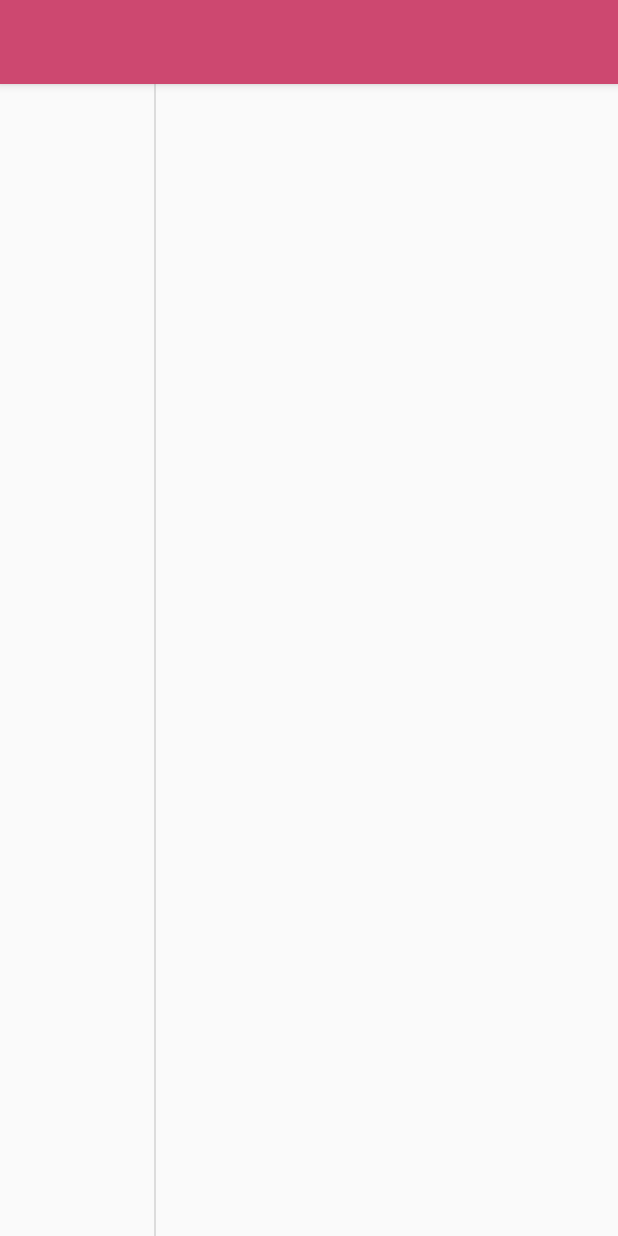
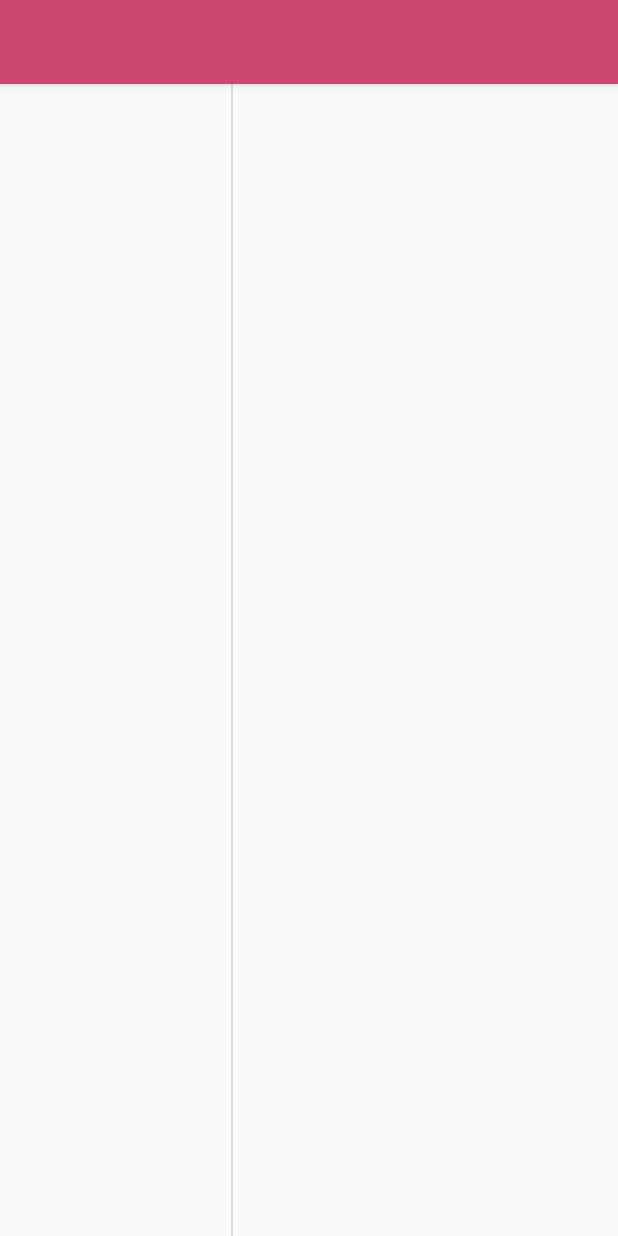
Before and after one commit to danielss24/DADM_4, an Android app: the layout activity_twopane.xml on its own in the app's theme, with its tools: preview values and no code run, on a phone screen of 412 x 824 dp. Run offline under Robolectric (Android 15) with nearby library versions, the phone set to English and light mode, and no system bars.

Commit message:
Probando Nexus 7

```diff
--- a/app/src/main/java/com/example/cuatroenraya/model/JugadorConecta4.kt
+++ b/app/src/main/java/com/example/cuatroenraya/model/JugadorConecta4.kt
@@ -1,5 +1,6 @@
 package com.example.cuatroenraya.model
 
+import android.app.Application
 import android.preference.PreferenceManager
 import java.io.File
 import android.support.design.widget.Snackbar
@@ -43,7 +44,7 @@ constructor(private val nombre: String) : ERView.OnPlayListener, Jugador {
         if (this.game.getJugador(this.game.tablero.turno).nombre.equals(this.nombre)){
             game.realizaAccion(AccionMover(this, m))
         } else{
-            throw Exception("No te toca a ti")
+            throw Exception("No es tu turno")
         }
 
     }
--- a/app/src/main/res/layout/activity_twopane.xml
+++ b/app/src/main/res/layout/activity_twopane.xml
@@ -25,11 +25,11 @@
                 android:id="@+id/fragment_container"
                 android:layout_width="0dp"
                 android:layout_height="match_parent"
-                android:layout_weight="1" />
+                android:layout_weight="3" />
         <FrameLayout
                 android:id="@+id/detail_fragment_container"
                 android:layout_width="0dp"
                 android:layout_height="match_parent"
-                android:layout_weight="3" />
+                android:layout_weight="5" />
     </LinearLayout>
 </LinearLayout>
--- a/app/src/main/res/values/strings.xml
+++ b/app/src/main/res/values/strings.xml
@@ -30,6 +30,7 @@
     <string name="online_string">Online</string>
     <string name="mueve_string">Mueve</string>
     <string name="gana_string">Ganó</string>
+    <string name="noTurno">No es tu turno</string>
 
     <!-- Strings related to Settings -->
 
```
Also changed, not shown: app/src/main/java/com/example/cuatroenraya/activities/RoundAdapter.kt (+6 -6 lines).
